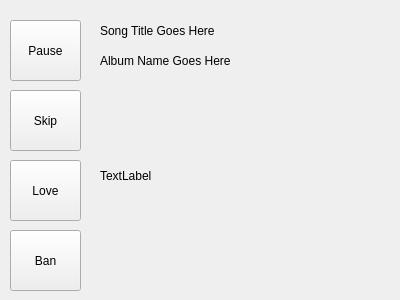
Old version of the form qAndora.ui in the repository JeffHoogland/qAndora.
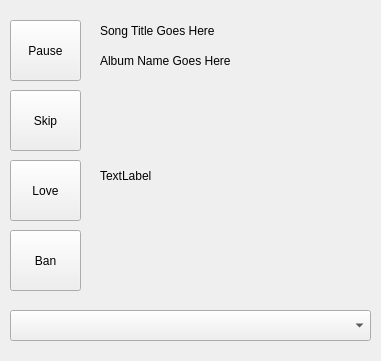
New version of the form.

The edit to the form file:
```diff
--- a/qAndora.ui
+++ b/qAndora.ui
@@ -6,8 +6,8 @@
    <rect>
     <x>0</x>
     <y>0</y>
-    <width>400</width>
-    <height>300</height>
+    <width>381</width>
+    <height>361</height>
    </rect>
   </property>
   <property name="windowTitle">
@@ -70,26 +70,32 @@
     <rect>
      <x>100</x>
      <y>20</y>
-     <width>201</width>
+     <width>261</width>
      <height>21</height>
     </rect>
    </property>
    <property name="text">
     <string>Song Title Goes Here</string>
    </property>
+   <property name="wordWrap">
+    <bool>true</bool>
+   </property>
   </widget>
   <widget class="QLabel" name="albumLabel">
    <property name="geometry">
     <rect>
      <x>100</x>
      <y>50</y>
-     <width>201</width>
+     <width>261</width>
      <height>21</height>
     </rect>
    </property>
    <property name="text">
     <string>Album Name Goes Here</string>
    </property>
+   <property name="wordWrap">
+    <bool>true</bool>
+   </property>
   </widget>
   <widget class="QLabel" name="albumImage">
    <property name="geometry">
@@ -108,6 +114,19 @@
    </property>
    <property name="text">
     <string>TextLabel</string>
+   </property>
+   <property name="scaledContents">
+    <bool>true</bool>
+   </property>
+  </widget>
+  <widget class="QComboBox" name="comboBox">
+   <property name="geometry">
+    <rect>
+     <x>10</x>
+     <y>310</y>
+     <width>361</width>
+     <height>31</height>
+    </rect>
    </property>
   </widget>
  </widget>
```
